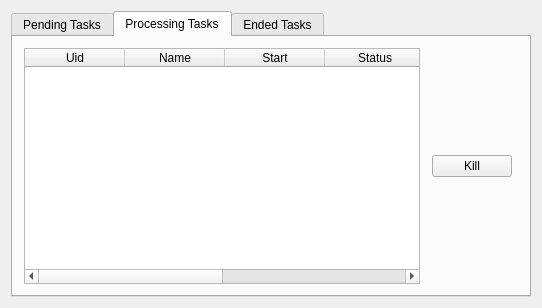
First picture: the form in new-gui/scheduler/SchedulerDialog.ui, repository altimetry/main, before the edit.
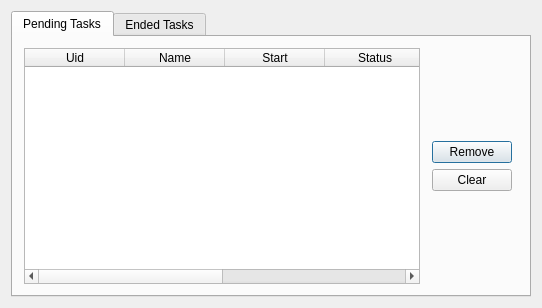
Second picture: the form after the edit. The open tabs and pages were chosen to show the change. Icons and pictures are not drawn.

Commit message: Vector plots. Map contours sketch. Filters. Scheduler

```diff
--- a/new-gui/scheduler/SchedulerDialog.ui
+++ b/new-gui/scheduler/SchedulerDialog.ui
@@ -123,97 +123,7 @@
        </item>
       </layout>
      </widget>
-     <widget class="QWidget" name="tab_ProcessTasks">
-      <attribute name="title">
-       <string>Processing Tasks</string>
-      </attribute>
-      <layout class="QHBoxLayout" name="horizontalLayout_3">
-       <item>
-        <widget class="QTableWidget" name="tableProcTask">
-         <column>
-          <property name="text">
-           <string>Uid</string>
-          </property>
-         </column>
-         <column>
-          <property name="text">
-           <string>Name</string>
-          </property>
-         </column>
-         <column>
-          <property name="text">
-           <string>Start</string>
-          </property>
-         </column>
-         <column>
-          <property name="text">
-           <string>Status</string>
-          </property>
-         </column>
-         <column>
-          <property name="text">
-           <string>Command Line</string>
-          </property>
-         </column>
-         <column>
-          <property name="text">
-           <string>Log file</string>
-          </property>
-         </column>
-        </widget>
-       </item>
-       <item>
-        <layout class="QVBoxLayout" name="verticalLayout_2">
-         <property name="leftMargin">
-          <number>6</number>
-         </property>
-         <property name="topMargin">
-          <number>6</number>
-         </property>
-         <property name="rightMargin">
-          <number>6</number>
-         </property>
-         <property name="bottomMargin">
-          <number>6</number>
-         </property>
-         <item>
-          <spacer name="verticalSpacer_3">
-           <property name="orientation">
-            <enum>Qt::Vertical</enum>
-           </property>
-           <property name="sizeHint" stdset="0">
-            <size>
-             <width>20</width>
-             <height>87</height>
-            </size>
-           </property>
-          </spacer>
-         </item>
-         <item>
-          <widget class="QPushButton" name="KillProcButton">
-           <property name="text">
-            <string>Kill</string>
-           </property>
-          </widget>
-         </item>
-         <item>
-          <spacer name="verticalSpacer_4">
-           <property name="orientation">
-            <enum>Qt::Vertical</enum>
-           </property>
-           <property name="sizeHint" stdset="0">
-            <size>
-             <width>20</width>
-             <height>88</height>
-            </size>
-           </property>
-          </spacer>
-         </item>
-        </layout>
-       </item>
-      </layout>
-     </widget>
-     <widget class="QWidget" name="tab_EndedTasks">
+     <widget class="QWidget" name="mTab_EndedTasks">
       <attribute name="title">
        <string>Ended Tasks</string>
       </attribute>
```
Left out of the diff: 22 changed lines with no effect on the pictures. The commit also changes 70 other files.
